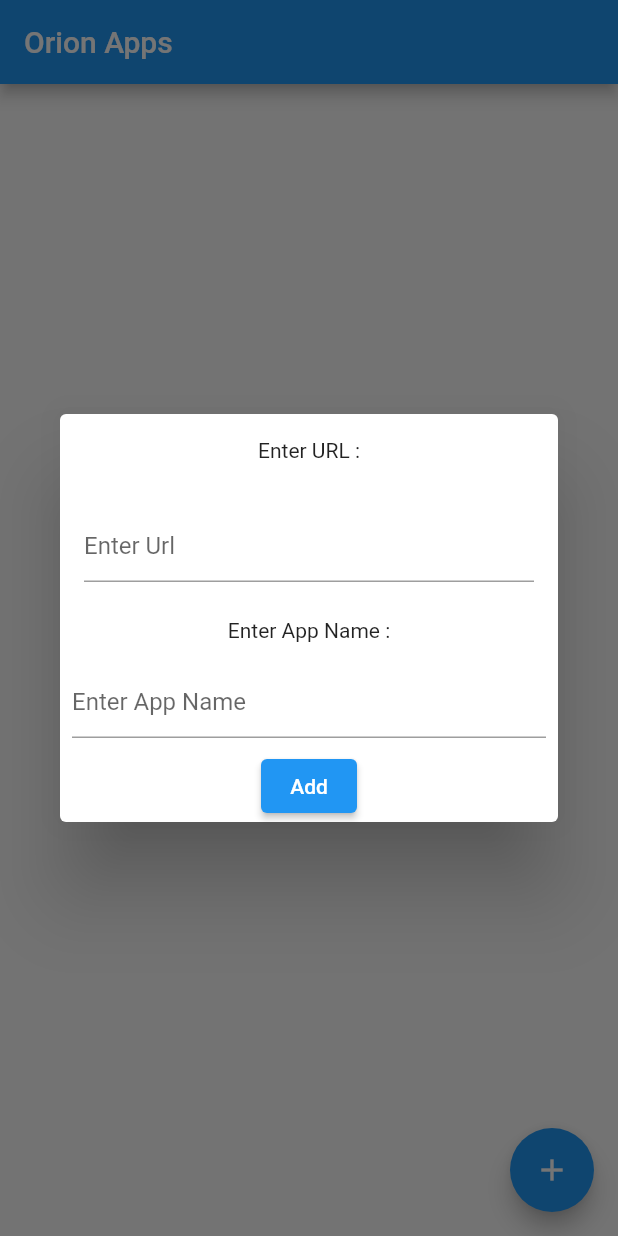
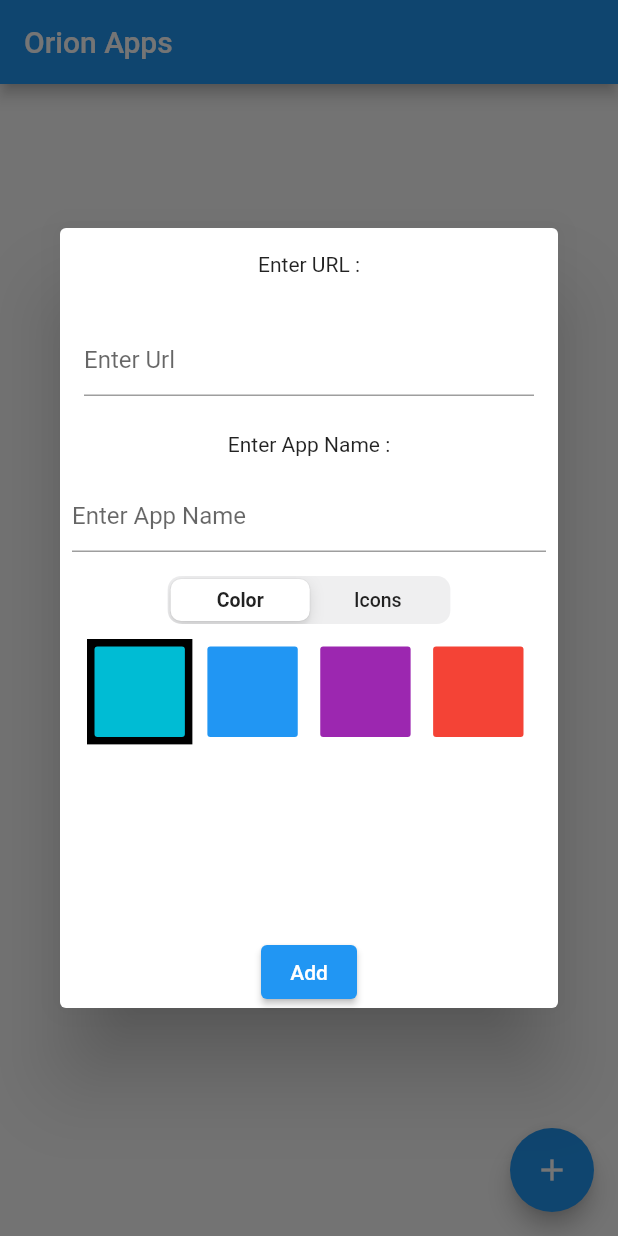
Before and after one commit to HarshaMatta/orion, a Flutter app: the screen it shows after launch, after a tap on the "add" icon, on a phone screen of 412 x 824 dp. Run offline on Flutter 3.47's test engine with Material 2 defaults, Android fonts, the phone set to English and light mode, and no system bars; our stand-ins replace shared_preferences, webview_flutter; missing offline and left inert: dart:ffi.

Commit message:
app icon changes, updated alert dialog

```diff
--- /dev/null
+++ b/lib/IconEditor.dart
@@ -0,0 +1,162 @@
+import 'dart:ffi';
+
+import 'package:flutter/cupertino.dart';
+import 'package:flutter/material.dart';
+
+class IconEditor extends StatefulWidget {
+  @override
+  State<StatefulWidget> createState() {
+    return new IconEditorState();
+  }
+}
+class IconEditorState extends State<IconEditor> {
+
+  int tabIndex = 0;
+  var activeColor = Colors.blue;
+  var activeIconIdx = 0;
+  var activeColorIdx = 0;
+
+  List <IconData> iconNames =
+  [
+    Icons.camera_alt_outlined,
+    Icons.account_circle,
+    Icons.android,
+    Icons.done_outline,
+    Icons.camera_alt_outlined,
+    Icons.account_circle,
+    Icons.android,
+    Icons.done_outline,
+  ];
+
+  List <Color> colors =
+  [Colors.cyan,
+    Colors.blue,
+    Colors.purple,
+    Colors.red];
+
+  getIconButton(IconData icon, Color color, int idx, bool select) {
+    return Container(
+        color: (select == true) ? Colors.black:
+        Colors.white,
+        padding: EdgeInsets.all(5),
+      child: Container(
+        color: color,
+        child: new IconButton(
+          color: Colors.white,
+           iconSize: 40,
+          icon: Icon(
+              icon
+          ),
+          alignment: Alignment.center,
+          onPressed: () {
+            setState(() {
+              activeIconIdx = idx;
+            });
+          },
+        )
+      )
+      );
+  }
+
+  getColorButton(Color color, int idx, bool select) {
+    return Container(
+      color: (select == true) ? Colors.black:
+        Colors.white,
+     padding: EdgeInsets.all(5),
+     child:FlatButton(
+      child: Text(''),
+      color: color,
+      onPressed: () {
+        setState(() {
+          activeColor = color;
+          activeColorIdx = idx;
+        });
+      },
+    )
+    );
+  }
+
+  getColorGrid() {
+    return GridView.count(
+        crossAxisCount: 4,
+        crossAxisSpacing: 5,
+        mainAxisSpacing: 5,
+        padding: EdgeInsets.all(10.0),
+        children: List.generate(colors.length, (index) {
+          return getColorButton(colors[index], index, index == activeColorIdx);
+        })
+    );
+  }
+
+  getIconGrid() {
+    return GridView.count(
+        crossAxisCount: 4,
+        crossAxisSpacing: 5,
+        mainAxisSpacing: 5,
+        padding: EdgeInsets.all(10.0),
+        children: List.generate(iconNames.length, (index) {
+          return getIconButton(iconNames[index], activeColor, index ,index == activeIconIdx);
+        })
+    );
+  }
+
+  @override
+  void initState() {
+    // TODO: implement initState
+    super.initState();
+  }
+
+  // @override
+  // Widget build(BuildContext context) {
+  //   return Column(
+  //       // mainAxisSize : MainAxisSize.max,
+  //       children: <Widget>[
+  //         Row(
+  //             mainAxisAlignment: MainAxisAlignment.spaceEvenly,
+  //             children: <Widget>[
+  //               OutlineButton(
+  //                 onPressed: () { setState(() {
+  //                   colorMode = true;
+  //                 });} ,
+  //                 child: Text("Color"),
+  //               ),
+  //               OutlineButton(onPressed: () { setState(() {
+  //                 colorMode = false;
+  //               });} ,
+  //                 child: Text("Icon"),
+  //               ),
+  //             ]),
+  //         Container(
+  //           height: 200,
+  //                 child: (colorMode == true) ? getColorGrid() : getIconGrid()
+  //             )
+  //       ]);
+  // }
+
+  final Map<int, Widget> myTabs = const <int, Widget>{
+    0: Text("      Color      "),
+    1: Text("      Icons      ")
+  };
+
+  @override
+  Widget build(BuildContext context) {
+    return Column(
+      // mainAxisSize : MainAxisSize.max,
+        children: <Widget>[
+          CupertinoSlidingSegmentedControl(
+            // padding: EdgeInsets.symmetric(vertical: 1, horizontal: 50),
+            groupValue: tabIndex,
+            children: myTabs,
+            onValueChanged: (i) {
+              setState(() {
+                tabIndex = i;
+              });
+            },
+          ),
+          Container(
+              height: 200,
+              child: (tabIndex == 0) ? getColorGrid() : getIconGrid()
+          )
+        ]);
+  }
+}
--- a/lib/OrionHomePage.dart
+++ b/lib/OrionHomePage.dart
@@ -2,6 +2,7 @@ import 'dart:collection';
 
 import 'package:flutter/cupertino.dart';
 import 'package:flutter/material.dart';
+import 'package:orion/IconEditor.dart';
 import 'package:orion/Tile.dart';
 import 'package:orion/StringUtils.dart';
 import 'package:orion/Preferences.dart';
@@ -148,6 +149,10 @@ class OrionHomePageState extends State<OrionHomePage> {
                   decoration: new InputDecoration(hintText: "Enter App Name"),
                  controller: nameCtrl),
             ),
+            Padding(
+              padding: const EdgeInsets.all(8.0),
+              child: new IconEditor()
+            ),
             createRowButtons(btnNames)
           ]
       ),
```
Also changed, not shown: lib/CreateOrEditPopup.dart (deleted, +0 -39 lines), lib/Tile.dart (+10 -9 lines), 16 other files.
